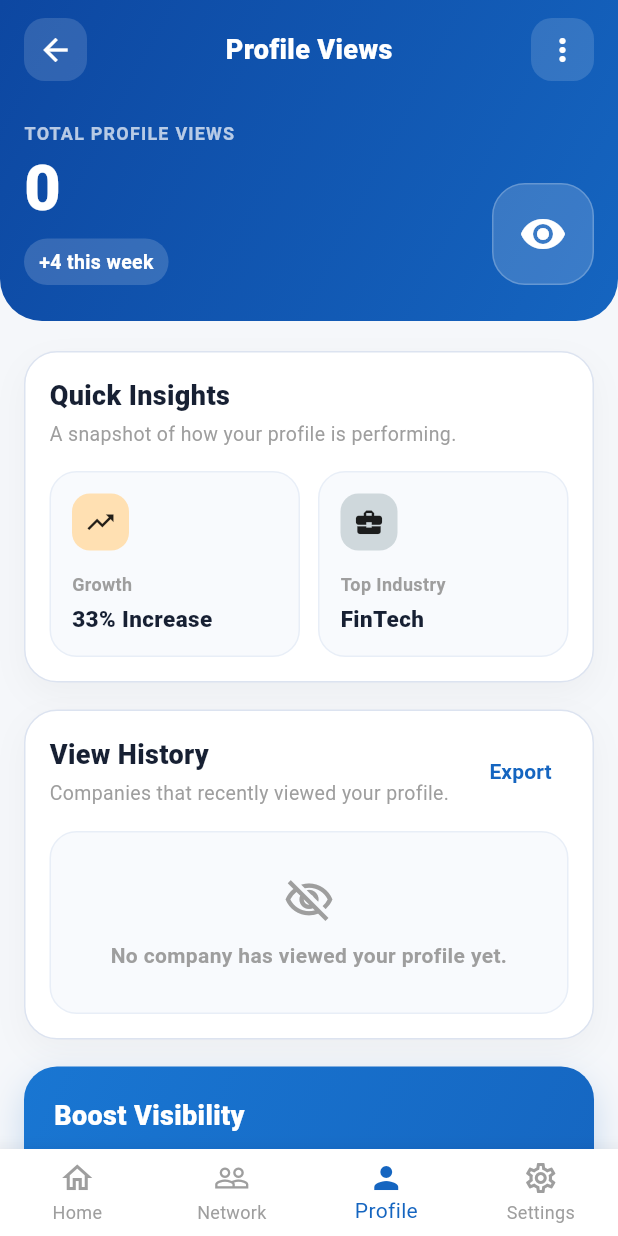
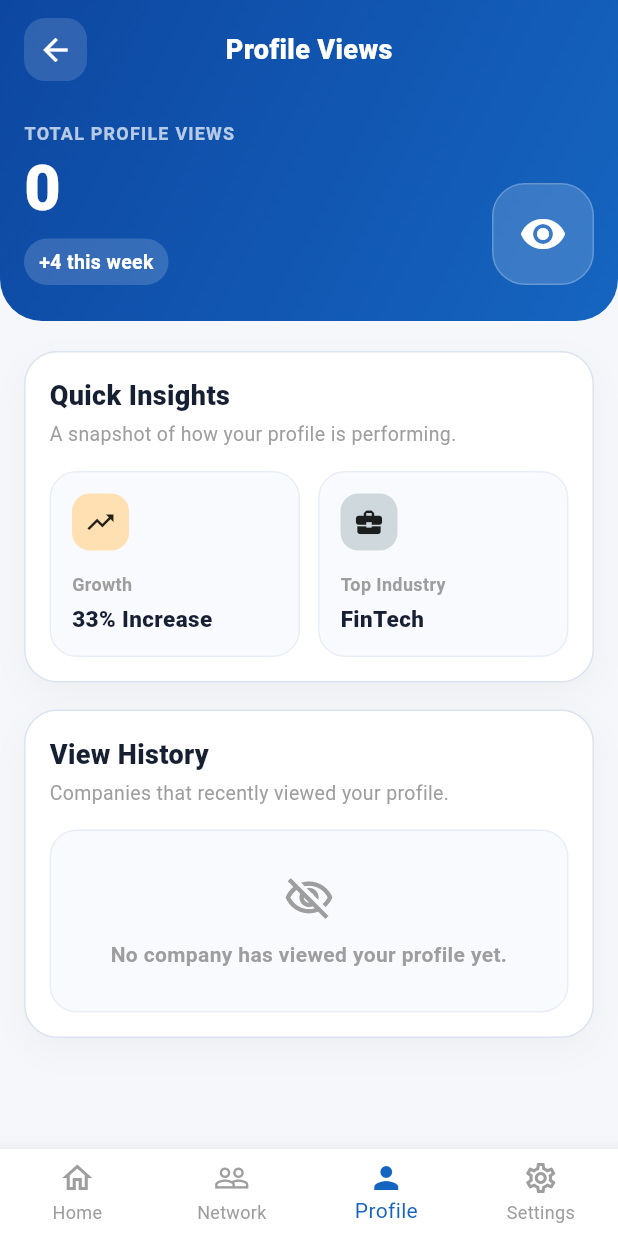
Before and after one commit to Chathurapadmal/skillmatch, a Flutter app: the ProfileViewsScreen screen opened directly, on a phone screen of 412 x 824 dp. Run offline on Flutter 3.47's test engine with Material 3 defaults, Android fonts, the phone set to English and light mode, and no system bars; our stand-ins replace cloud_firestore, file_picker, firebase_auth, firebase_core, flutter_animate, flutter_secure_storage and 6 more; missing offline and left inert: base32, firebase_app_check, otp; accounts and stored records are empty.

Commit message:
Update profile view: removed export button, boost banner, and options menu

```diff
--- a/lib/pages/applicant/profile/profile_views_screen.dart
+++ b/lib/pages/applicant/profile/profile_views_screen.dart
@@ -101,8 +101,6 @@ class ProfileViewsScreen extends StatelessWidget {
                                 ),
                                 const SizedBox(height: 18),
                                 _buildHistorySection(views),
-                                const SizedBox(height: 18),
-                                _buildBoostBanner(),
                                 const SizedBox(height: 24),
                               ],
                             ),
@@ -150,10 +148,7 @@ class ProfileViewsScreen extends StatelessWidget {
                 ),
               ),
               const Spacer(),
-              _buildHeaderIconButton(
-                icon: Icons.more_vert,
-                onPressed: () {},
-              ),
+              const SizedBox(width: 42), // Replaced the more_vert icon with an empty box to maintain exact centering
             ],
           ),
           const SizedBox(height: 26),
@@ -369,17 +364,6 @@ class ProfileViewsScreen extends StatelessWidget {
     return _buildSection(
       title: 'View History',
       subtitle: 'Companies that recently viewed your profile.',
-      trailing: TextButton(
-        onPressed: () {},
-        style: TextButton.styleFrom(
-          foregroundColor: _primary,
-          padding: const EdgeInsets.symmetric(horizontal: 10),
-        ),
-        child: const Text(
-          'Export',
-          style: TextStyle(fontWeight: FontWeight.w700),
-        ),
-      ),
       child: views.isEmpty
           ? _buildEmptyState()
           : Column(
@@ -490,89 +474,6 @@ class ProfileViewsScreen extends StatelessWidget {
     );
   }
 
-  Widget _buildBoostBanner() {
-    return Container(
-      padding: const EdgeInsets.all(20),
-      decoration: BoxDecoration(
-        gradient: const LinearGradient(
-          colors: [Color(0xFF1976D2), Color(0xFF1565C0)],
-          begin: Alignment.topLeft,
-          end: Alignment.bottomRight,
-        ),
-        borderRadius: BorderRadius.circular(22),
-        boxShadow: [
-          BoxShadow(
-            color: _primary.withOpacity(0.22),
-            blurRadius: 20,
-            offset: const Offset(0, 10),
-          ),
-        ],
-      ),
-      child: Row(
-        children: [
-          Expanded(
-            child: Column(
-              crossAxisAlignment: CrossAxisAlignment.start,
-              children: [
-                const Text(
-                  'Boost Visibility',
-                  style: TextStyle(
-                    color: Colors.white,
-                    fontSize: 18,
-                    fontWeight: FontWeight.w900,
-                  ),
-                ),
-                const SizedBox(height: 8),
-                const Text(
-                  'Get 5x more views by appearing at the top of recruiter searches.',
-                  style: TextStyle(
-                    color: Colors.white70,
-                    fontSize: 14,
-                    height: 1.35,
-                  ),
-                ),
-                const SizedBox(height: 16),
-                ElevatedButton(
-                  onPressed: () {},
-                  style: ElevatedButton.styleFrom(
-                    backgroundColor: Colors.white,
-                    foregroundColor: _primary,
-                    elevation: 0,
-                    padding: const EdgeInsets.symmetric(
-                      horizontal: 18,
-                      vertical: 12,
-                    ),
-                    shape: RoundedRectangleBorder(
-                      borderRadius: BorderRadius.circular(12),
-                    ),
-                  ),
-                  child: const Text(
-                    'LEARN MORE',
-                    style: TextStyle(fontWeight: FontWeight.w800),
-                  ),
-                ),
-              ],
-            ),
-          ),
-          const SizedBox(width: 14),
-          Container(
-            height: 58,
-            width: 58,
-            decoration: BoxDecoration(
-              color: Colors.white.withOpacity(0.16),
-              borderRadius: BorderRadius.circular(18),
-            ),
-            child: const Icon(
-              Icons.rocket_launch,
-              color: Colors.white,
-              size: 30,
-            ),
-          ),
-        ],
-      ),
-    );
-  }
-
   Widget _buildBottomNav() {
     return BottomNavigationBar(
       currentIndex: 2,
```
Also changed, not shown: pubspec.lock.
